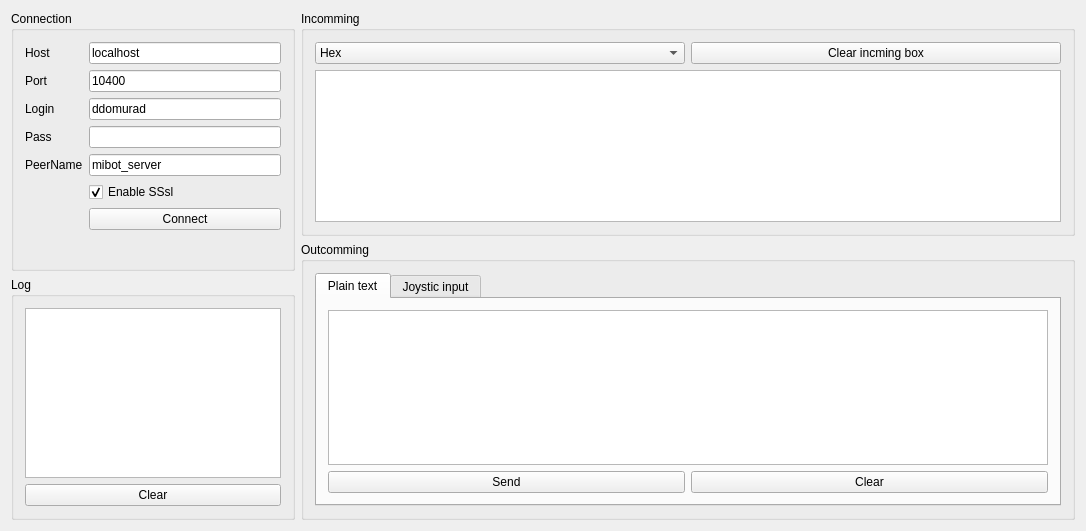
Old version of the form software/tools/simpleClient/simpleClient/MainWindow.ui in the repository ddomurad/mibot.
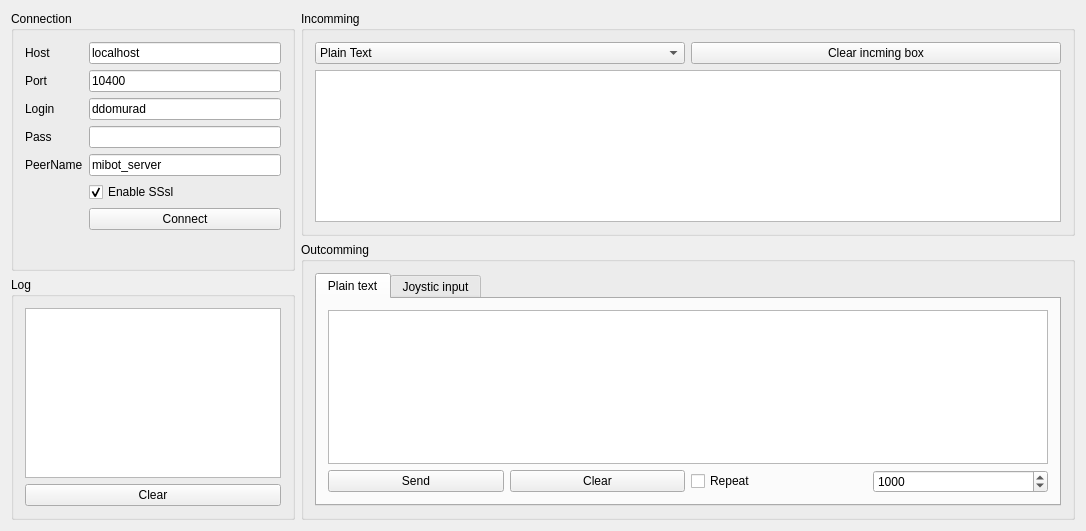
New version of the form.

Patch:
```diff
--- a/software/tools/simpleClient/simpleClient/MainWindow.ui
+++ b/software/tools/simpleClient/simpleClient/MainWindow.ui
@@ -175,7 +175,7 @@
          <item row="0" column="0">
           <widget class="QComboBox" name="combo_disp_inp">
            <property name="currentIndex">
-            <number>1</number>
+            <number>0</number>
            </property>
            <item>
             <property name="text">
@@ -218,16 +218,6 @@
              <string>Plain text</string>
             </attribute>
             <layout class="QGridLayout" name="gridLayout_6">
-             <item row="0" column="0" colspan="2">
-              <widget class="QTextEdit" name="out_plain_text"/>
-             </item>
-             <item row="1" column="0">
-              <widget class="QPushButton" name="btn_send_plain_text">
-               <property name="text">
-                <string>Send</string>
-               </property>
-              </widget>
-             </item>
              <item row="1" column="1">
               <widget class="QPushButton" name="pushButton_2">
                <property name="text">
@@ -235,6 +225,33 @@
                </property>
               </widget>
              </item>
+             <item row="1" column="3">
+              <widget class="QSpinBox" name="sb_send_Timer">
+               <property name="maximum">
+                <number>1000000</number>
+               </property>
+               <property name="value">
+                <number>1000</number>
+               </property>
+              </widget>
+             </item>
+             <item row="1" column="0">
+              <widget class="QPushButton" name="btn_send_plain_text">
+               <property name="text">
+                <string>Send</string>
+               </property>
+              </widget>
+             </item>
+             <item row="1" column="2">
+              <widget class="QCheckBox" name="cb_repeat">
+               <property name="text">
+                <string>Repeat</string>
+               </property>
+              </widget>
+             </item>
+             <item row="0" column="0" colspan="4">
+              <widget class="QTextEdit" name="out_plain_text"/>
+             </item>
             </layout>
            </widget>
            <widget class="QWidget" name="tab_2">
```
Left out of the diff: 5 changed lines with no effect on the pictures.
